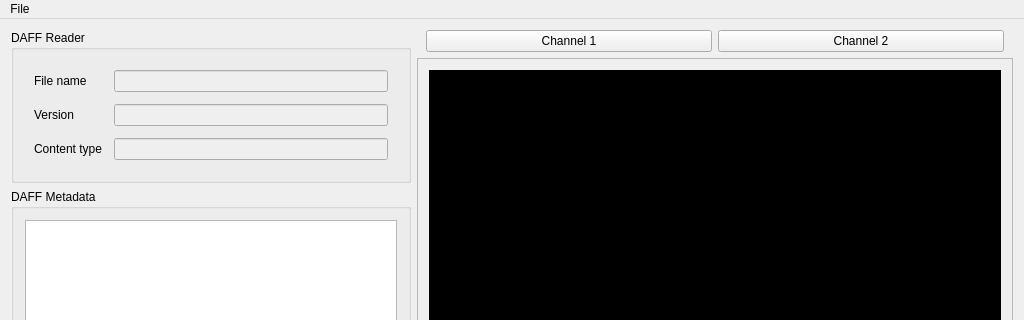
Qt form apps/viewer/ui/QDAFFViewerWindow.ui (svn2github/opendaff) before a commit; both pictures show x 0 to 1024 and y 0 to 320 of the 1024 by 747 pixel window.
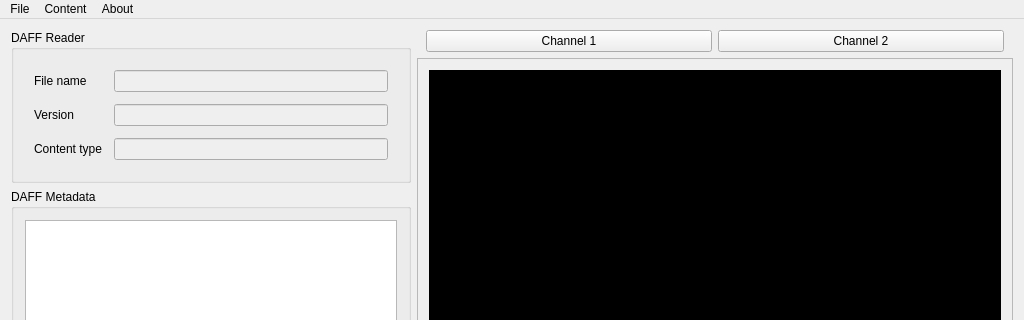
The same form after that commit. Custom widgets are drawn as their Qt base class.

Commit message: upd: adding more GUI menu items for basic 'about' and 'content' dialogs.

What changed in the file:
```diff
--- a/apps/viewer/ui/QDAFFViewerWindow.ui
+++ b/apps/viewer/ui/QDAFFViewerWindow.ui
@@ -258,7 +258,25 @@
     <addaction name="actionOpen"/>
     <addaction name="actionQuit"/>
    </widget>
+   <widget class="QMenu" name="menuAbout">
+    <property name="title">
+     <string>About</string>
+    </property>
+    <addaction name="actionAboutDAFFViewer"/>
+    <addaction name="actionAboutOpenDAFF"/>
+    <addaction name="actionOpenDAFFWebsite"/>
+   </widget>
+   <widget class="QMenu" name="menuContent">
+    <property name="title">
+     <string>Content</string>
+    </property>
+    <addaction name="actionDownload"/>
+    <addaction name="actionCreate"/>
+    <addaction name="separator"/>
+   </widget>
    <addaction name="menuFile"/>
+   <addaction name="menuContent"/>
+   <addaction name="menuAbout"/>
   </widget>
   <widget class="QStatusBar" name="DAFFStatusBar"/>
   <action name="actionOpen">
```
Left out of the diff: 73 changed lines with no effect on the pictures. The commit also changes 5 other files.
